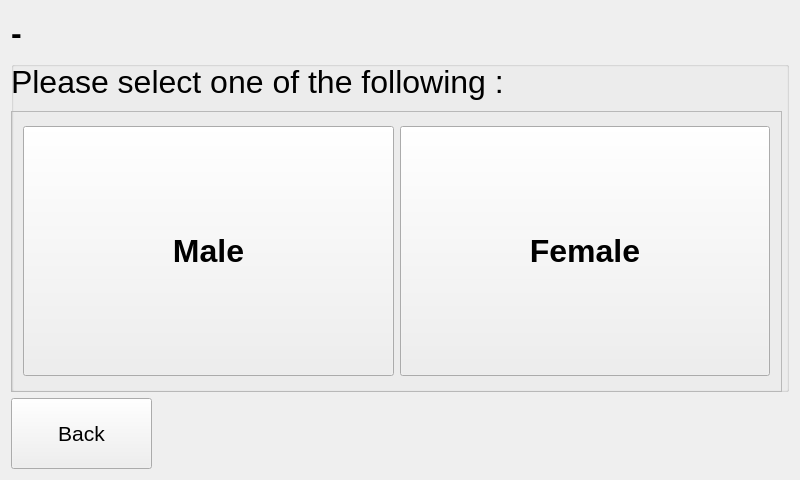
twschung/IoT-Smart-Scale, file v3/qt/genderSelection/genderSelection.ui: the form before one commit.
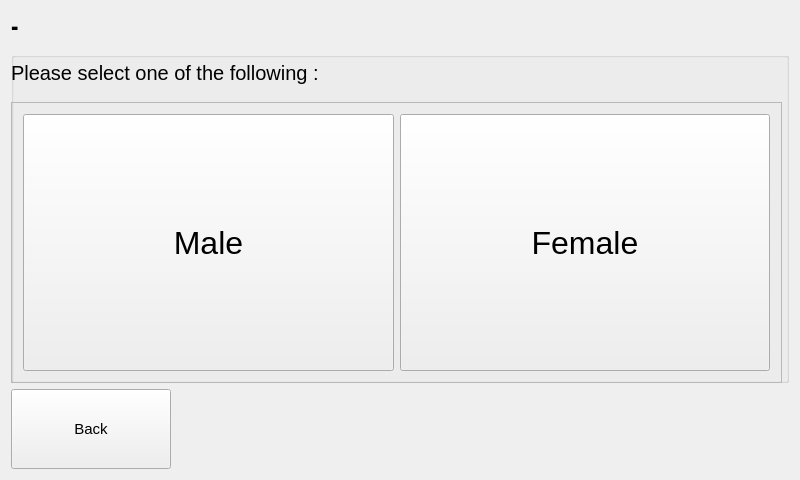
The form after the commit.

The edit to the form file:
```diff
--- a/v3/qt/genderSelection/genderSelection.ui
+++ b/v3/qt/genderSelection/genderSelection.ui
@@ -24,14 +24,13 @@
     <widget class="QPushButton" name="btn_back">
      <property name="minimumSize">
       <size>
-       <width>141</width>
-       <height>71</height>
+       <width>160</width>
+       <height>80</height>
       </size>
      </property>
      <property name="font">
       <font>
-       <family>Helvetica Neue</family>
-       <pointsize>16</pointsize>
+       <family>Arial</family>
       </font>
      </property>
      <property name="text">
@@ -83,17 +82,17 @@
         <layout class="QHBoxLayout" name="row1">
          <item>
           <widget class="QPushButton" name="btn_male">
-           <property name="minimumSize">
-            <size>
-             <width>46</width>
-             <height>250</height>
-            </size>
+           <property name="sizePolicy">
+            <sizepolicy hsizetype="Preferred" vsizetype="Preferred">
+             <horstretch>0</horstretch>
+             <verstretch>0</verstretch>
+            </sizepolicy>
            </property>
            <property name="font">
             <font>
              <pointsize>24</pointsize>
-             <weight>75</weight>
-             <bold>true</bold>
+             <weight>50</weight>
+             <bold>false</bold>
             </font>
            </property>
            <property name="text">
@@ -103,17 +102,17 @@
          </item>
          <item>
           <widget class="QPushButton" name="btn_female">
-           <property name="minimumSize">
-            <size>
-             <width>46</width>
-             <height>250</height>
-            </size>
+           <property name="sizePolicy">
+            <sizepolicy hsizetype="Preferred" vsizetype="Preferred">
+             <horstretch>0</horstretch>
+             <verstretch>0</verstretch>
+            </sizepolicy>
            </property>
            <property name="font">
             <font>
              <pointsize>24</pointsize>
-             <weight>75</weight>
-             <bold>true</bold>
+             <weight>50</weight>
+             <bold>false</bold>
             </font>
            </property>
            <property name="text">
@@ -136,7 +135,7 @@
       </property>
       <property name="font">
        <font>
-        <pointsize>24</pointsize>
+        <pointsize>15</pointsize>
        </font>
       </property>
       <property name="text">
@@ -147,16 +146,10 @@
    </item>
    <item row="0" column="0" colspan="3">
     <widget class="QLabel" name="lbl_title">
-     <property name="minimumSize">
-      <size>
-       <width>121</width>
-       <height>31</height>
-      </size>
-     </property>
      <property name="font">
       <font>
-       <family>Helvetica Neue</family>
-       <pointsize>24</pointsize>
+       <family>Arial Narrow</family>
+       <pointsize>20</pointsize>
        <weight>75</weight>
        <bold>true</bold>
       </font>
```
